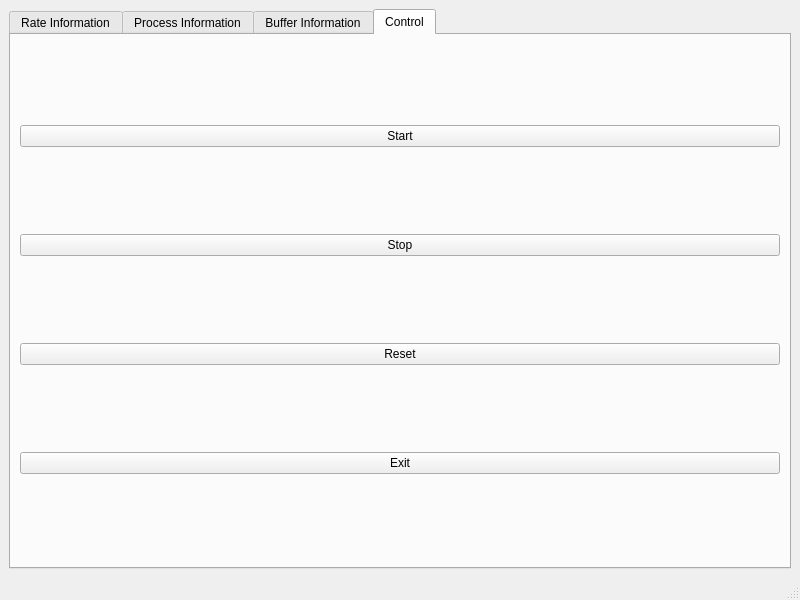
JulianBaader/mimoCoRB2, file gui.ui: the form before one commit.
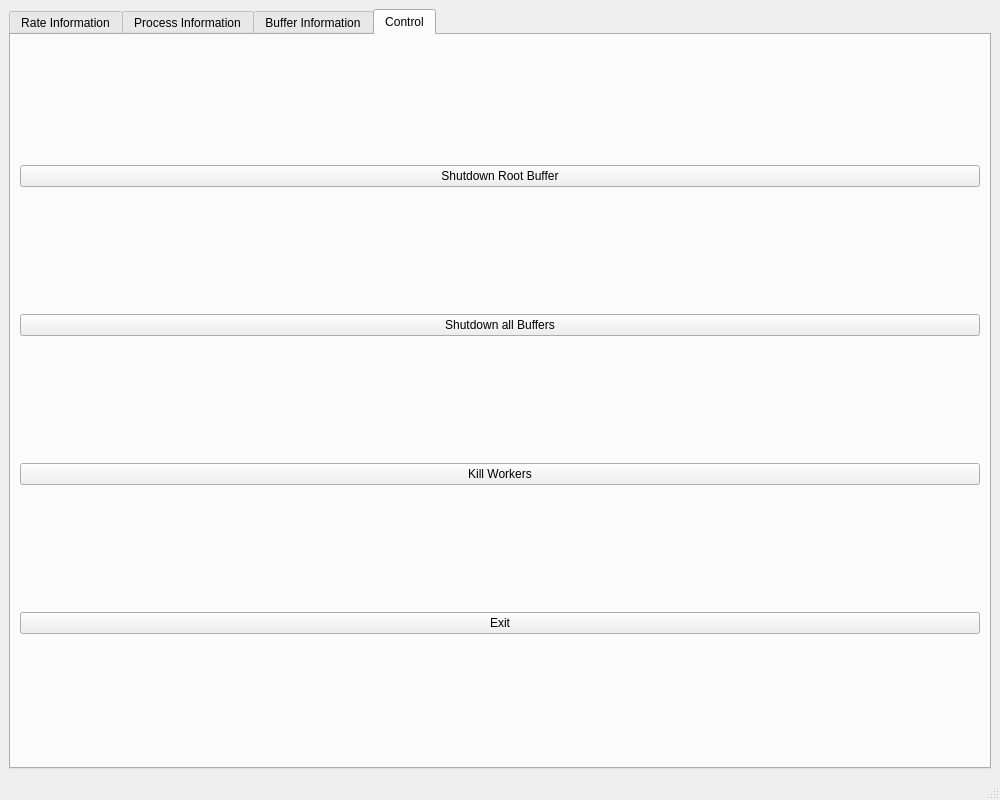
The form after the commit. The open tabs and pages were chosen to show the change.

Commit message: add button support

```diff
--- a/gui.ui
+++ b/gui.ui
@@ -6,8 +6,8 @@
    <rect>
     <x>0</x>
     <y>0</y>
-    <width>800</width>
-    <height>600</height>
+    <width>1000</width>
+    <height>800</height>
    </rect>
   </property>
   <property name="windowTitle">
@@ -82,21 +82,21 @@
         <item>
          <widget class="QPushButton" name="startButton">
           <property name="text">
-           <string>Start</string>
+           <string>Shutdown Root Buffer</string>
           </property>
          </widget>
         </item>
         <item>
          <widget class="QPushButton" name="stopButton">
           <property name="text">
-           <string>Stop</string>
+           <string>Shutdown all Buffers</string>
           </property>
          </widget>
         </item>
         <item>
          <widget class="QPushButton" name="resetButton">
           <property name="text">
-           <string>Reset</string>
+           <string>Kill Workers</string>
           </property>
          </widget>
         </item>
```
Left out of the diff: 33 changed lines with no effect on the pictures. The commit also changes 1 other file.
